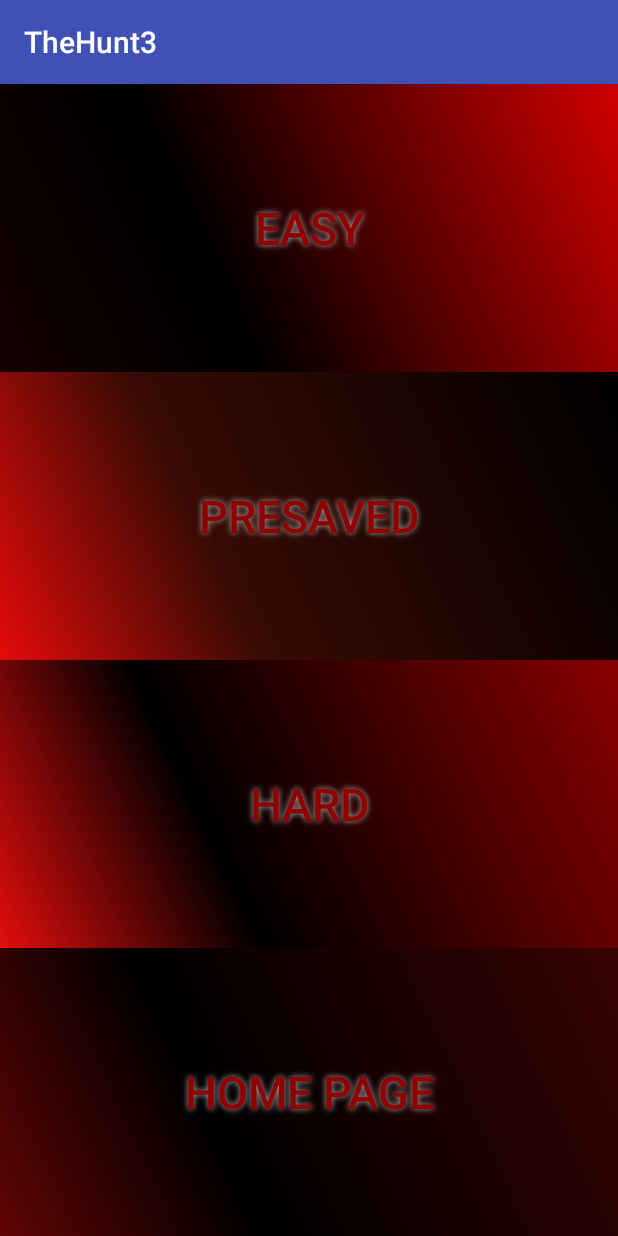
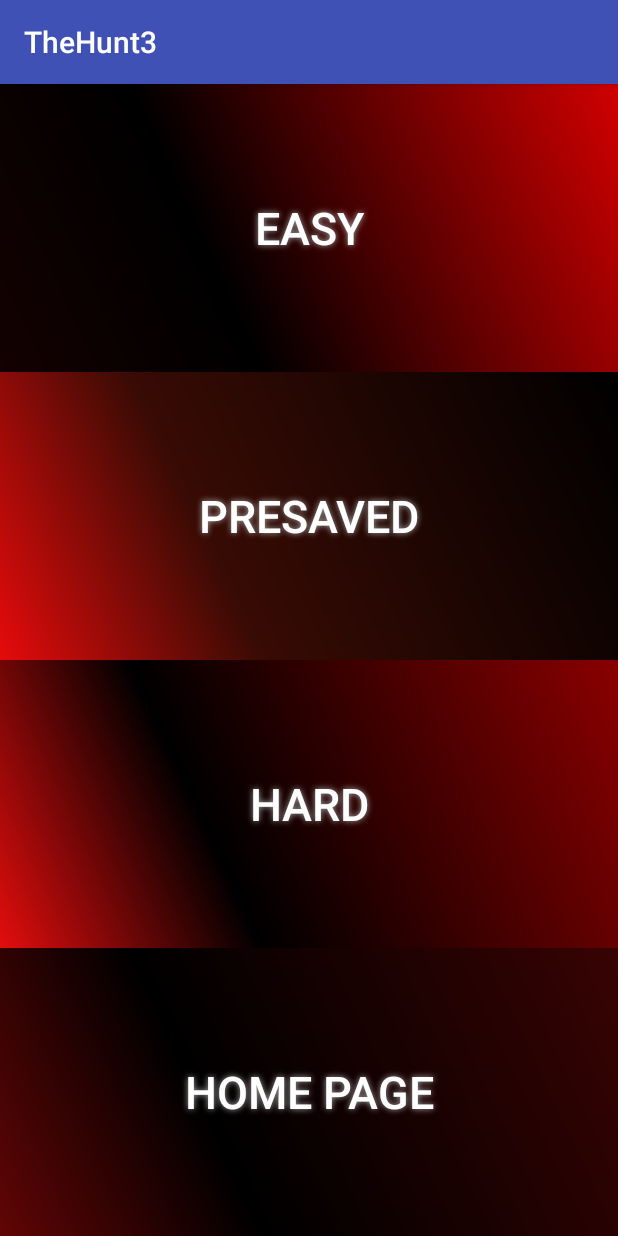
Before and after one commit to glynnja/TheHunt, an Android app: the Local screen opened directly, with no data from a screen before it, on a phone screen of 412 x 824 dp. Run offline under Robolectric (Android 15) with nearby library versions, the phone set to English and light mode, and no system bars.

```diff
--- a/app/src/main/res/layout/faq_screen.xml
+++ b/app/src/main/res/layout/faq_screen.xml
@@ -13,7 +13,7 @@
 
     <Button
         android:text="Back to Rules"
-        android:textColor="#910000"
+        android:textColor="#FFFFFF"
         android:textSize="30sp"
         android:layout_width="match_parent"
         android:layout_height="wrap_content"
--- a/app/src/main/res/layout/hard_screen.xml
+++ b/app/src/main/res/layout/hard_screen.xml
@@ -13,7 +13,7 @@
 
     <Button
         android:text="Back to Local"
-        android:textColor="#910000"
+        android:textColor="#FFFFFF"
         android:textSize="30sp"
         android:layout_width="match_parent"
         android:layout_height="wrap_content"
--- a/app/src/main/res/layout/local_rules.xml
+++ b/app/src/main/res/layout/local_rules.xml
@@ -13,7 +13,7 @@
 
     <Button
         android:text="Back To Rules"
-        android:textColor="#910000"
+        android:textColor="#FFFFFF"
         android:textSize="30sp"
         android:layout_width="match_parent"
         android:layout_height="wrap_content"
--- a/app/src/main/res/layout/local_screen.xml
+++ b/app/src/main/res/layout/local_screen.xml
@@ -6,7 +6,7 @@
 
     <Button
         android:text="Easy"
-        android:textColor="#910000"
+        android:textColor="#FFFFFF"
         android:textSize="30sp"
         android:layout_width="match_parent"
         android:layout_height="wrap_content"
@@ -24,7 +24,7 @@
 
     <Button
         android:text="PreSaved"
-        android:textColor="#910000"
+        android:textColor="#FFFFFF"
         android:textSize="30sp"
         android:layout_width="match_parent"
         android:layout_height="wrap_content"
@@ -41,7 +41,7 @@
 
     <Button
         android:text="Hard"
-        android:textColor="#910000"
+        android:textColor="#FFFFFF"
         android:textSize="30sp"
         android:layout_width="match_parent"
         android:layout_height="wrap_content"
@@ -57,7 +57,7 @@
 
     <Button
         android:text="Home Page"
-        android:textColor="#910000"
+        android:textColor="#FFFFFF"
         android:textSize="30sp"
         android:layout_width="match_parent"
         android:layout_height="wrap_content"
--- a/app/src/main/res/layout/main_screen.xml
+++ b/app/src/main/res/layout/main_screen.xml
@@ -6,7 +6,7 @@
 
     <Button
         android:text="Local"
-        android:textColor="#910000"
+        android:textColor="#FFFFFF"
         android:textSize="30sp"
         android:layout_width="match_parent"
         android:layout_height="wrap_content"
@@ -25,7 +25,7 @@
 
     <Button
         android:text="Multiplayer"
-        android:textColor="#910000"
+        android:textColor="#FFFFFF"
         android:textSize="30sp"
         android:layout_width="match_parent"
         android:layout_height="wrap_content"
@@ -44,7 +44,7 @@
 
     <Button
         android:text="Rules"
-        android:textColor="#910000"
+        android:textColor="#FFFFFF"
         android:textSize="30sp"
         android:layout_width="match_parent"
         android:layout_height="wrap_content"
--- a/app/src/main/res/layout/multiplayer_rules.xml
+++ b/app/src/main/res/layout/multiplayer_rules.xml
@@ -13,7 +13,7 @@
 
     <Button
         android:text="Back To Rules"
-        android:textColor="#910000"
+        android:textColor="#FFFFFF"
         android:textSize="30sp"
         android:layout_width="match_parent"
         android:layout_height="wrap_content"
--- a/app/src/main/res/layout/multiplayer_screen.xml
+++ b/app/src/main/res/layout/multiplayer_screen.xml
@@ -13,7 +13,7 @@
 
     <Button
         android:text="Back to Main Menu"
-        android:textColor="#910000"
+        android:textColor="#FFFFFF"
         android:textSize="30sp"
         android:layout_width="match_parent"
         android:layout_height="wrap_content"
```
Also changed, not shown: app/src/main/res/layout/rules_screen.xml (+4 -4 lines).
